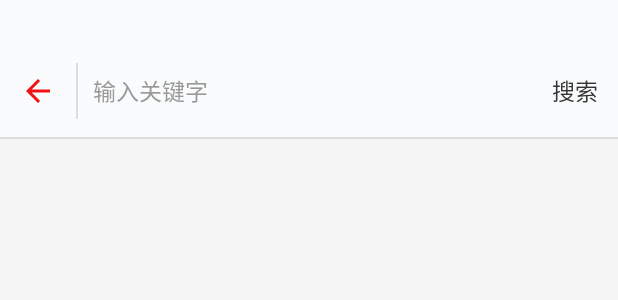
After one commit to thinkser/lezhuan, an Android app: the layout activity_search.xml on its own in the app's theme, with its tools: preview values and no code run, on a phone screen of 412 x 824 dp. The commit adds this screen. Shown: the top 300 px of the screen. Run offline under Robolectric (Android 15) with nearby library versions, the phone set to English and light mode, and no system bars; network calls fail.

```diff
--- a/app/src/main/AndroidManifest.xml
+++ b/app/src/main/AndroidManifest.xml
@@ -37,6 +37,10 @@
             android:screenOrientation="portrait" />
 
         <activity
+            android:name=".activity.SearchActivity"
+            android:screenOrientation="portrait" />
+
+        <activity
             android:name=".activity.PublishActivity"
             android:screenOrientation="portrait" />
 
--- /dev/null
+++ b/app/src/main/res/layout/activity_search.xml
@@ -0,0 +1,110 @@
+<?xml version="1.0" encoding="utf-8"?>
+<layout xmlns:android="http://schemas.android.com/apk/res/android"
+    xmlns:app="http://schemas.android.com/apk/res-auto">
+
+    <data>
+
+        <variable
+            name="presenter"
+            type="com.thinkser.lezhuan.activity.SearchActivity" />
+
+        <variable
+            name="data"
+            type="com.thinkser.lezhuan.data.AppData" />
+    </data>
+
+    <LinearLayout
+        android:layout_width="match_parent"
+        android:layout_height="match_parent"
+        android:background="@color/colorBackground"
+        android:orientation="vertical">
+
+        <LinearLayout
+            android:layout_width="match_parent"
+            android:layout_height="0dp"
+            android:layout_weight="1"
+            android:background="@color/colorTab"
+            android:orientation="vertical">
+
+            <!--通知栏留白-->
+            <View
+                android:layout_width="match_parent"
+                android:layout_height="0dp"
+                android:layout_weight="1" />
+
+            <LinearLayout
+                android:layout_width="match_parent"
+                android:layout_height="0dp"
+                android:layout_weight="2">
+
+                <!--返回按钮-->
+                <com.thinkser.core.view.BindingImageView
+                    android:layout_width="wrap_content"
+                    android:layout_height="match_parent"
+                    android:layout_marginLeft="13dp"
+                    android:layout_marginRight="13dp"
+                    android:onClickListener="@{()->presenter.back()}"
+                    android:scaleType="centerInside"
+                    android:src="@drawable/svg_back"
+                    android:tint="@color/colorTheme" />
+
+                <!--分割线-->
+                <View
+                    android:layout_width="1dp"
+                    android:layout_height="match_parent"
+                    android:layout_marginBottom="12dp"
+                    android:layout_marginTop="12dp"
+                    android:background="@color/colorLine" />
+
+                <EditText
+                    android:layout_width="0dp"
+                    android:layout_height="match_parent"
+                    android:layout_marginLeft="10dp"
+                    android:layout_marginRight="10dp"
+                    android:layout_weight="1"
+                    android:background="@color/colorTransparent"
+                    android:gravity="center_vertical"
+                    android:hint="@string/key_word"
+                    android:text="@={data.keyWord}"
+                    android:textColor="@color/colorTextDark"
+                    android:textColorHint="@color/colorHint"
+                    android:textSize="15sp" />
+
+                <!--按钮-->
+                <TextView
+                    android:layout_width="wrap_content"
+                    android:layout_height="match_parent"
+                    android:gravity="center_vertical"
+                    android:onClick="@{()->presenter.search()}"
+                    android:paddingRight="13dp"
+                    android:text="@string/search"
+                    android:textColor="@color/colorTextDark"
+                    android:textSize="15sp" />
+            </LinearLayout>
+
+        </LinearLayout>
+
+        <View
+            android:layout_width="match_parent"
+            android:layout_height="1dp"
+            android:background="@color/colorLine" />
+
+        <android.support.v4.widget.SwipeRefreshLayout
+            android:layout_width="match_parent"
+            android:layout_height="0dp"
+            android:layout_weight="8"
+            app:isRefresh="@{data.isRefresh}"
+            app:refreshColor="@{@color/colorTheme}"
+            app:refreshListener="@{presenter}">
+
+            <com.thinkser.core.view.MyRecyclerView
+                android:layout_width="match_parent"
+                android:layout_height="match_parent"
+                app:adapter="@{data.adapter}"
+                app:decoration="@{null}"
+                app:isLoading="@{true}"
+                app:listener="@{null}" />
+        </android.support.v4.widget.SwipeRefreshLayout>
+
+    </LinearLayout>
+</layout>
--- a/app/src/main/res/layout/fragment_home.xml
+++ b/app/src/main/res/layout/fragment_home.xml
@@ -54,6 +54,7 @@
 
                 <!--搜索框-->
                 <LinearLayout
+                    android:onClick="@{()->presenter.toSearch()}"
                     android:layout_width="0dp"
                     android:layout_height="wrap_content"
                     android:layout_gravity="center_vertical"
--- a/app/src/main/res/layout/fragment_person.xml
+++ b/app/src/main/res/layout/fragment_person.xml
@@ -224,6 +224,7 @@
                     app:image="@{R.drawable.svg_clear}"
                     app:imageColor="@{0}"
                     app:showEnter="@{true}"
+                    app:value="@{data.cacheSize}"
                     app:title="@{@string/clear}" />
 
                 <include
--- a/app/src/main/res/layout/item_prize.xml
+++ b/app/src/main/res/layout/item_prize.xml
@@ -18,7 +18,7 @@
         <com.thinkser.core.view.BindingImageView
             android:layout_width="wrap_content"
             android:layout_height="wrap_content"
-            android:layout_marginRight="10dp"
+            android:layout_marginRight="5dp"
             android:scaleType="centerInside"
             android:src="@drawable/svg_ticket"
             android:tint="@{presenter.hasPrize?@color/colorTicket:@color/colorHint}" />
--- a/app/src/main/res/values/strings.xml
+++ b/app/src/main/res/values/strings.xml
@@ -30,6 +30,7 @@
     <string name="entertainment">休闲娱乐</string>
     <string name="nearby">附近</string>
     <string name="friend_transmit">好友转发</string>
+    <string name="key_word">输入关键字</string>
     <!--person-->
     <string name="setting">设置</string>
     <string name="publish">我的发布</string>
```
Also changed, not shown: app/src/main/java/com/thinkser/lezhuan/activity/PublishActivity.java (+15 -4 lines), app/src/main/java/com/thinkser/lezhuan/activity/PublishCreateActivity.java (+31 -34 lines), app/src/main/java/com/thinkser/lezhuan/activity/SearchActivity.java (added, +40 -0 lines), app/src/main/java/com/thinkser/lezhuan/activity/StoreActivity.java (+13 -3 lines), app/src/main/java/com/thinkser/lezhuan/data/AppData.java (+10 -3 lines), app/src/main/java/com/thinkser/lezhuan/fragment/HomeFragment.java (+5 -3 lines), app/src/main/java/com/thinkser/lezhuan/fragment/PersonFragment.java (+6 -4 lines), app/src/main/res/layout/activity_publish.xml (+13 -6 lines), app/src/main/res/layout/activity_store.xml (+12 -5 lines), core/src/main/java/com/thinkser/core/adapter/DataBindingAdapter.java (+21 -5 lines), core/src/main/java/com/thinkser/core/utils/SrcUtil.java (+76 -0 lines).
